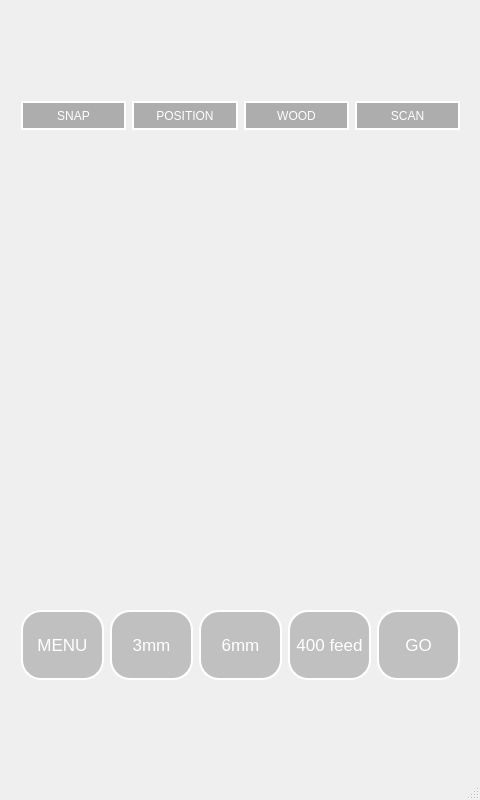
This is mainwindow_test4.ui in SeoBoSeok/woodycanvas as Qt 5 draws it before an edit. The edited form follows.
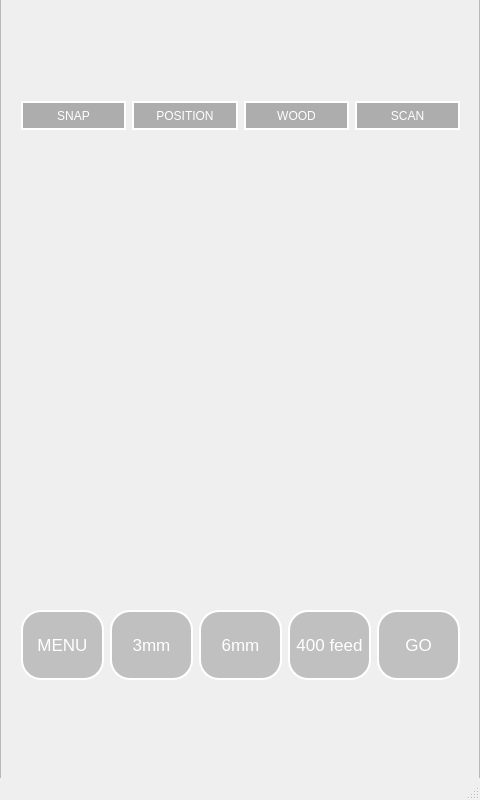
This is the edited form.

```diff
--- a/mainwindow_test4.ui
+++ b/mainwindow_test4.ui
@@ -32,9 +32,7 @@
    <string>MainWindow</string>
   </property>
   <property name="styleSheet">
-   <string notr="true">QPushButton#btnSettings:hover {
-				background-color: #86BC26;
-			}</string>
+   <string notr="true"/>
   </property>
   <widget class="QWidget" name="centralWidget">
    <property name="minimumSize">
@@ -513,6 +511,15 @@
       <height>800</height>
      </size>
     </property>
+    <property name="contextMenuPolicy">
+     <enum>Qt::NoContextMenu</enum>
+    </property>
+    <property name="frameShape">
+     <enum>QFrame::StyledPanel</enum>
+    </property>
+    <property name="frameShadow">
+     <enum>QFrame::Raised</enum>
+    </property>
     <property name="text">
      <string/>
     </property>
```
Left out of the diff: 21 changed lines with no effect on the pictures.
